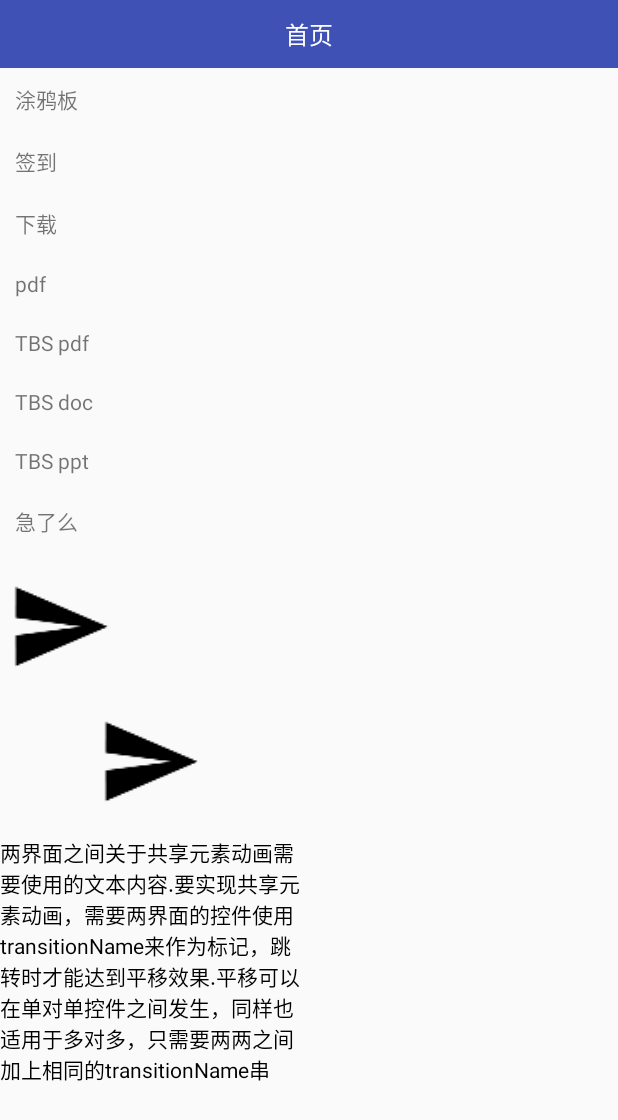
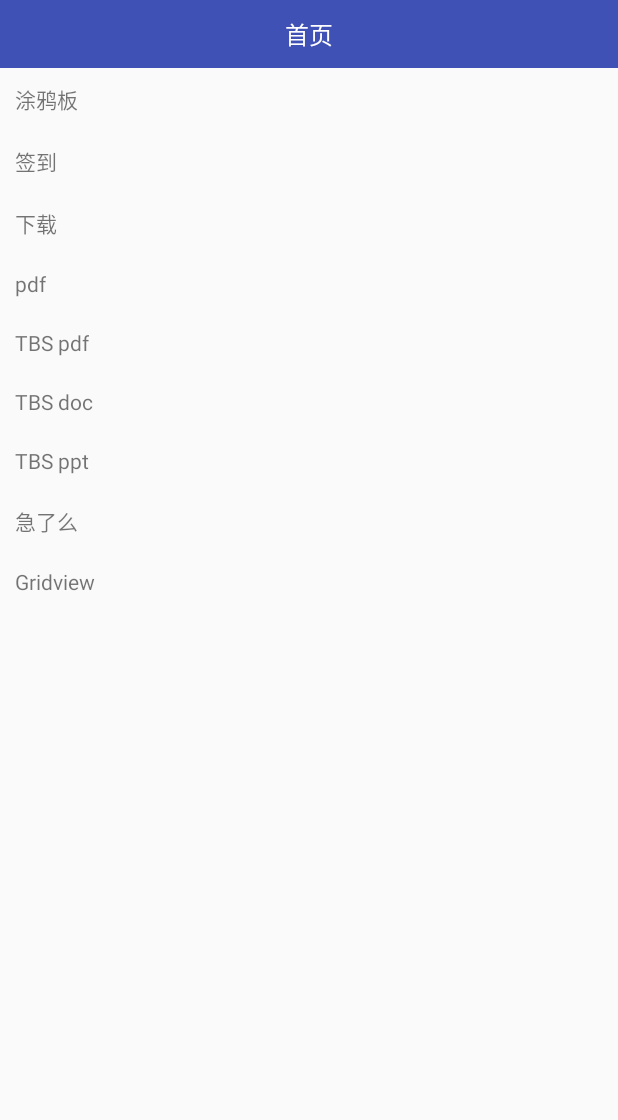
Before and after one commit to MaiitZhao/doSomething, an Android app: the screen it shows after launch (MainActivity), on a phone screen of 412 x 824 dp. Shown: the top 1120 px of the screen. Run offline under Robolectric (Android 15) with nearby library versions, the phone set to English and light mode, and no system bars; our stand-ins replace ButterKnife; libraries missing offline, so code that uses them is left out: com.scwang.smartrefresh, com.tencent.smtt; Roboto replaces fonts that are not available here; 4 statements that could not run were skipped.

Commit message:
去掉首界面贡献元素效果，调整签到地图动画

```diff
--- a/app/src/main/java/com/example/maiitzhao/myapplication/base/MainActivity.java
+++ b/app/src/main/java/com/example/maiitzhao/myapplication/base/MainActivity.java
@@ -1,14 +1,9 @@
 package com.example.maiitzhao.myapplication.base;
 
-import android.content.Intent;
 import android.os.Bundle;
-import android.support.v4.app.ActivityOptionsCompat;
-import android.support.v4.util.Pair;
 import android.view.View;
 import android.widget.ImageView;
-import android.widget.TextView;
 
-import com.example.maiitzhao.myapplication.ShareElementActivity;
 import com.example.maiitzhao.myapplication.R;
 import com.example.maiitzhao.myapplication.ele.ELMActivity;
 import com.example.maiitzhao.myapplication.paintboard.PaintBoardActivity;
@@ -23,14 +18,6 @@ import butterknife.OnClick;
 
 public class MainActivity extends BaseActivity {
 
-    @BindView(R.id.tv_gridview)
-    ImageView tvGrid;
-
-    @BindView(R.id.iv_trans)
-    ImageView ivTrans;
-    @BindView(R.id.tv_trans)
-    TextView tvTrans;
-
     @Override
     protected int initContentView() {
         return R.layout.activity_main;
@@ -41,7 +28,7 @@ public class MainActivity extends BaseActivity {
     }
 
     @OnClick({R.id.tv_paint_bord, R.id.tv_paint, R.id.tv_update, R.id.tv_pdf, R.id.tv_pdf2, R.id.tv_pdf3,
-            R.id.tv_pdf4, R.id.tv_gridview, R.id.ll_trans, R.id.tv_ele})
+            R.id.tv_pdf4, R.id.tv_gridview, R.id.tv_ele})
     public void onClick(View view) {
         switch (view.getId()) {
             case R.id.tv_paint_bord:
@@ -78,15 +65,7 @@ public class MainActivity extends BaseActivity {
                 CommonUtil.toActivity(ELMActivity.class);
                 break;
             case R.id.tv_gridview:
-                Intent intent = new Intent(this, ShareElementActivity.class);
-                Bundle bundleXioguo = ActivityOptionsCompat.makeSceneTransitionAnimation(this, tvGrid, getString(R.string.trans_tag_image)).toBundle();
-                startActivity(intent, bundleXioguo);
-                break;
-            case R.id.ll_trans:
-                Intent intent2 = new Intent(this, ShareElementActivity.class);
-                Pair<View, String> pair1 = new Pair<View, String>(ivTrans, getString(R.string.trans_tag_image));
-                Pair<View, String> pair2 = new Pair<View, String>(tvTrans, getString(R.string.trans_tag_text));
-                startActivity(intent2, ActivityOptionsCompat.makeSceneTransitionAnimation(this, pair1, pair2).toBundle());
+
                 break;
         }
     }
--- a/app/src/main/java/com/example/maiitzhao/myapplication/signmap/SignMapDialogViewControl.java
+++ b/app/src/main/java/com/example/maiitzhao/myapplication/signmap/SignMapDialogViewControl.java
@@ -10,8 +10,14 @@ import android.graphics.drawable.AnimationDrawable;
 import android.support.constraint.ConstraintLayout;
 import android.view.View;
 import android.view.ViewTreeObserver;
+import android.view.animation.AccelerateDecelerateInterpolator;
 import android.view.animation.AccelerateInterpolator;
 import android.view.animation.Animation;
+import android.view.animation.AnticipateInterpolator;
+import android.view.animation.BounceInterpolator;
+import android.view.animation.CycleInterpolator;
+import android.view.animation.DecelerateInterpolator;
+import android.view.animation.OvershootInterpolator;
 import android.view.animation.ScaleAnimation;
 import android.widget.ImageView;
 import android.widget.RelativeLayout;
@@ -20,6 +26,7 @@ import com.example.maiitzhao.myapplication.R;
 import com.example.maiitzhao.myapplication.common.HKFontTextView;
 import com.example.maiitzhao.myapplication.common.CommonDialog;
 import com.example.maiitzhao.myapplication.util.CommonUtil;
+import com.scwang.smartrefresh.header.waveswipe.DropBounceInterpolator;
 
 /**
  * Created by zpxiang on 2018/3/19.
@@ -343,7 +350,7 @@ public class SignMapDialogViewControl {
         Point controllPoint = new Point(pointX, pointY);
 
         ValueAnimator valueAnimator = ValueAnimator.ofObject(new BizierEvaluator(controllPoint), startPosition, endPosition);
-        valueAnimator.setDuration(900);
+        valueAnimator.setDuration(600);
         valueAnimator.start();
         valueAnimator.addUpdateListener(new ValueAnimator.AnimatorUpdateListener() {
             @Override
@@ -354,7 +361,7 @@ public class SignMapDialogViewControl {
                 rlSignHead.setY(point.y);
             }
         });
-
+        valueAnimator.setInterpolator(new DecelerateInterpolator());
         valueAnimator.addListener(new AnimatorListenerAdapter() {
             @Override
             public void onAnimationEnd(Animator animation) {
--- a/app/src/main/res/layout/activity_main.xml
+++ b/app/src/main/res/layout/activity_main.xml
@@ -70,39 +70,11 @@
         android:text="急了么" />
 
 
-    <ImageView
+    <TextView
         android:id="@+id/tv_gridview"
-        android:layout_width="80dp"
-        android:layout_height="80dp"
-        android:layout_marginTop="10dp"
-        android:src="@mipmap/img_share_elements"
-        android:transitionName="@string/trans_tag_image" />
-
-    <LinearLayout
-        android:id="@+id/ll_trans"
         android:layout_width="wrap_content"
         android:layout_height="wrap_content"
-        android:orientation="vertical">
-
-        <ImageView
-            android:id="@+id/iv_trans"
-            android:layout_width="80dp"
-            android:layout_height="80dp"
-            android:layout_gravity="center"
-            android:layout_marginTop="10dp"
-            android:src="@mipmap/img_share_elements"
-            android:transitionName="@string/trans_tag_image" />
-
-        <TextView
-            android:id="@+id/tv_trans"
-            android:layout_width="200dp"
-            android:layout_height="wrap_content"
-            android:layout_marginTop="10dp"
-            android:text="@string/explain"
-            android:textColor="@color/black"
-            android:transitionName="@string/trans_tag_text" />
-
-    </LinearLayout>
-
+        android:padding="10dp"
+        android:text="Gridview" />
 
 </LinearLayout>
```
